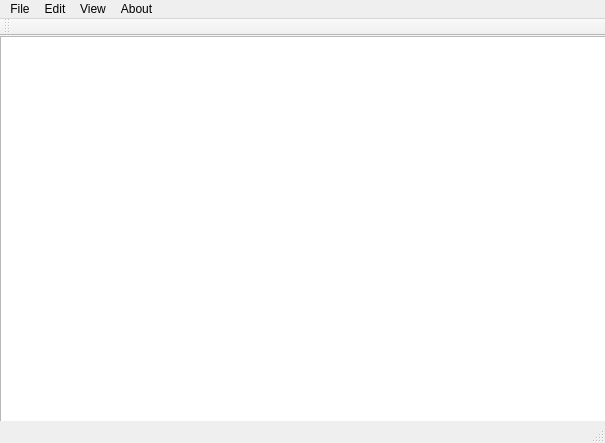
Qt form texteditor.ui (JohnsonLu3/TextEditor) before a commit.
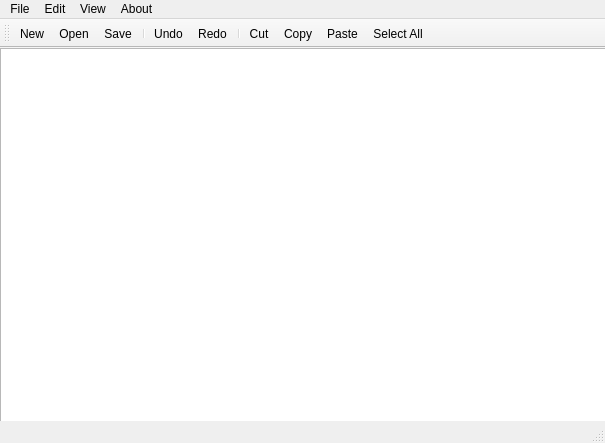
The same form after that commit. Icons and pictures are not drawn.

```diff
--- a/texteditor.ui
+++ b/texteditor.ui
@@ -81,6 +81,17 @@
    <attribute name="toolBarBreak">
     <bool>false</bool>
    </attribute>
+   <addaction name="actionNew"/>
+   <addaction name="actionOpen"/>
+   <addaction name="actionSave"/>
+   <addaction name="separator"/>
+   <addaction name="actionUndo"/>
+   <addaction name="actionRedo"/>
+   <addaction name="separator"/>
+   <addaction name="actionCut"/>
+   <addaction name="actionCopy"/>
+   <addaction name="actionPaste"/>
+   <addaction name="actionSelect_All"/>
   </widget>
   <widget class="QStatusBar" name="statusBar"/>
   <action name="actionNew">
@@ -148,6 +159,15 @@
     <string>Go to Line</string>
    </property>
   </action>
+  <action name="actionSave">
+   <property name="icon">
+    <iconset resource="icons.qrc">
+     <normaloff>:/assets/icons/save1.png</normaloff>:/assets/icons/save1.png</iconset>
+   </property>
+   <property name="text">
+    <string>Save</string>
+   </property>
+  </action>
  </widget>
  <layoutdefault spacing="6" margin="11"/>
  <resources/>
```
Left out of the diff: 50 changed lines with no effect on the pictures.
